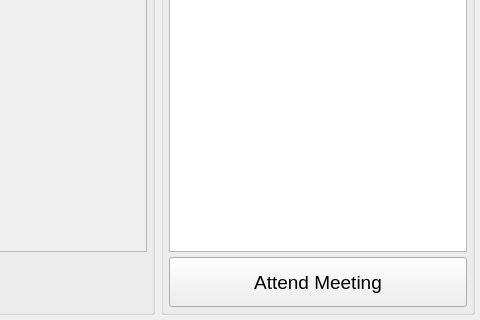
Before: the Qt Designer form mainwindow.ui in BastianHartmann/Qt_ZoomBookmarks, drawn with Qt 5; both pictures show x 165 to 645 and y 165 to 485 of the 645 by 485 pixel window.
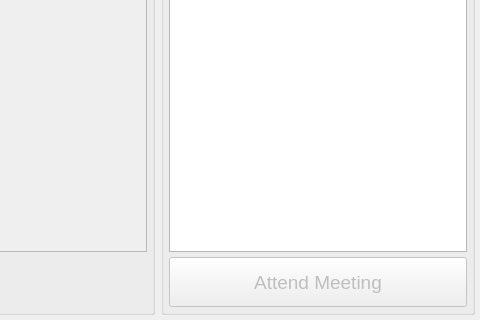
After: the same form once the commit is applied. Icons and pictures are not drawn.

```diff
--- a/mainwindow.ui
+++ b/mainwindow.ui
@@ -355,6 +355,9 @@
          </item>
          <item>
           <widget class="QPushButton" name="AttendButton">
+           <property name="enabled">
+            <bool>false</bool>
+           </property>
            <property name="sizePolicy">
             <sizepolicy hsizetype="Minimum" vsizetype="Expanding">
              <horstretch>0</horstretch>
```
Left out of the diff: 6 changed lines with no effect on the pictures.
